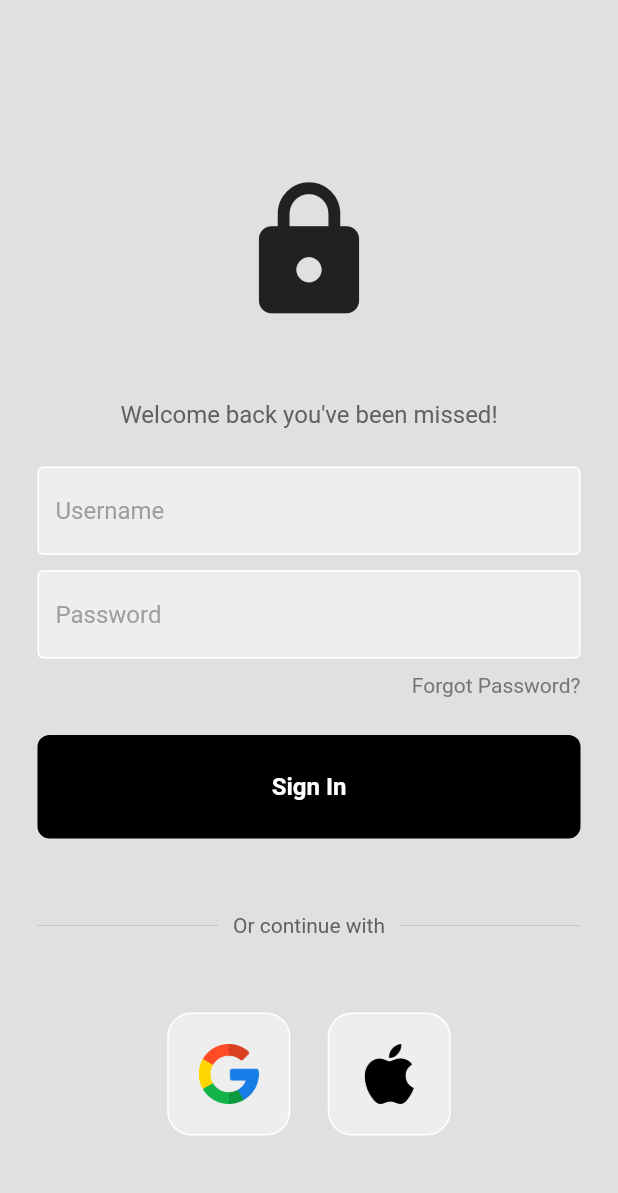
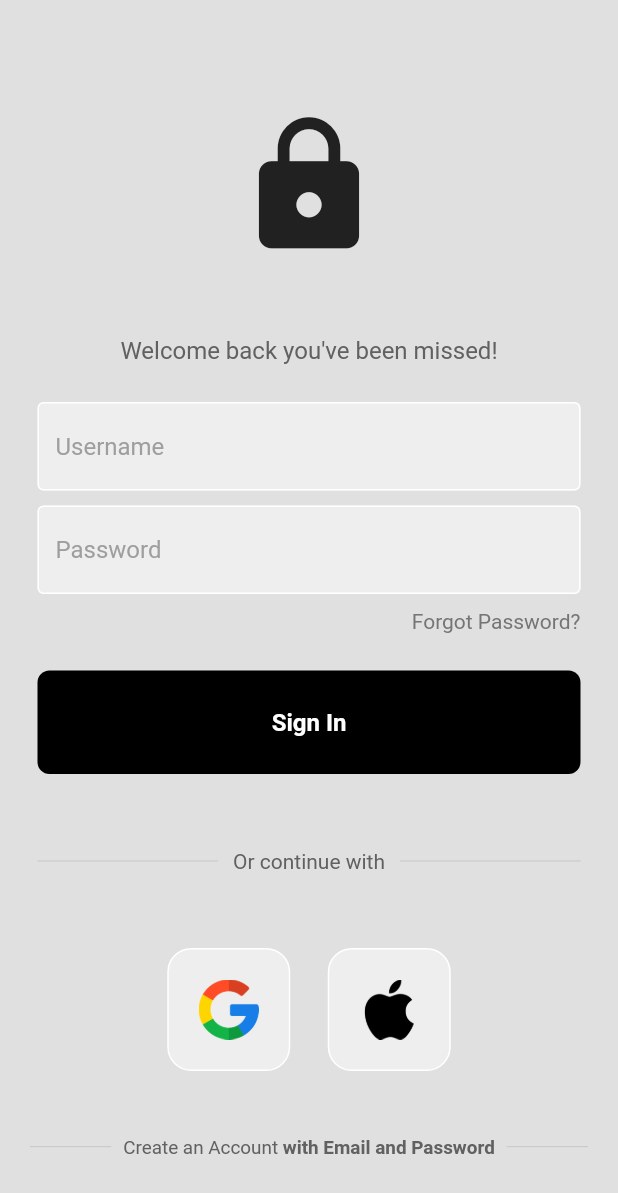
Before and after one commit to fitlaunch/Flutter_UI_Starter, a Flutter app: the screen it shows after launch, on a phone screen of 412 x 824 dp. Shown: the top 1193 px of the screen. Run offline on Flutter 3.47's test engine with Material 2 defaults, Android fonts, the phone set to English and light mode, and no system bars; our stand-ins replace flutter_riverpod, google_nav_bar.

Commit message:
piddly adjustments

```diff
--- a/lib/pages/home_page.dart
+++ b/lib/pages/home_page.dart
@@ -24,7 +24,23 @@ class HomePage extends StatelessWidget {
         padding: const EdgeInsets.symmetric(horizontal: 10.0),
         child: Column(
           children: [
-            Expanded(
+            const VertList(),
+            HorzList(controller: _controller),
+          ],
+        ),
+      ),
+    );
+  }
+}
+
+class VertList extends StatelessWidget {
+  const VertList({
+    super.key,
+  });
+
+  @override
+  Widget build(BuildContext context) {
+    return Expanded(
       child: ListView.builder(
         itemCount: 10,
         itemBuilder: (context, index) => Container(
@@ -35,11 +51,6 @@ class HomePage extends StatelessWidget {
             borderRadius: BorderRadius.circular(8),
             color: Colors.grey[200],
           ),
-                ),
-              ),
-            ),
-            HorzList(controller: _controller),
-          ],
         ),
       ),
     );
--- a/lib/pages/login_page.dart
+++ b/lib/pages/login_page.dart
@@ -133,8 +133,10 @@ class _LoginPageState extends State<LoginPage> {
 
                 const SizedBox(height: 50),
 
-                // google + apple sign in buttons
-                Row(
+                /// google + apple sign in buttons
+                Padding(
+                  padding: const EdgeInsets.symmetric(horizontal: 20.0),
+                  child: Row(
                     mainAxisAlignment: MainAxisAlignment.center,
                     children: const [
                       // google button
@@ -146,6 +148,50 @@ class _LoginPageState extends State<LoginPage> {
                       SquareTile(imagePath: 'lib/images/apple.png')
                     ],
                   ),
+                ),
+                const SizedBox(height: 35),
+                Row(
+                  children: [
+                    const Padding(
+                      padding: EdgeInsets.symmetric(horizontal: 10),
+                    ),
+                    Expanded(
+                      child: Divider(
+                        thickness: 0.5,
+                        color: Colors.grey[400],
+                      ),
+                    ),
+                    Padding(
+                      padding: const EdgeInsets.all(8.0),
+                      child: RichText(
+                        textScaleFactor: .9,
+                        textAlign: TextAlign.center,
+                        text: TextSpan(
+                          text: 'Create an Account ',
+                          style: TextStyle(color: Colors.grey.shade700),
+                          children: <TextSpan>[
+                            TextSpan(
+                              text: 'with Email and Password',
+                              style: TextStyle(
+                                  fontWeight: FontWeight.bold,
+                                  color: Colors.grey.shade700),
+                            ),
+                          ],
+                        ),
+                      ),
+                    ),
+                    Expanded(
+                      child: Divider(
+                        thickness: 0.5,
+                        color: Colors.grey[400],
+                      ),
+                    ),
+                    const Padding(
+                      padding: EdgeInsets.symmetric(horizontal: 10),
+                    ),
+                  ],
+                ),
+                const SizedBox(height: 20),
               ],
             ),
           ),
```
Lines whose indentation alone changed are shown as unchanged.
